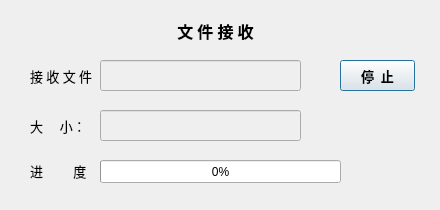
linyisan/pyqt_chatroom, file client/ui/filedowndlg.ui: the form before one commit.
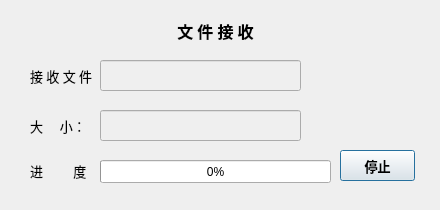
The form after the commit.

Patch:
```diff
--- a/client/ui/filedowndlg.ui
+++ b/client/ui/filedowndlg.ui
@@ -18,7 +18,7 @@
     <rect>
      <x>100</x>
      <y>160</y>
-     <width>241</width>
+     <width>231</width>
      <height>23</height>
     </rect>
    </property>
@@ -26,27 +26,6 @@
     <number>0</number>
    </property>
   </widget>
-  <widget class="QPushButton" name="cntClosePushButton">
-   <property name="geometry">
-    <rect>
-     <x>340</x>
-     <y>60</y>
-     <width>75</width>
-     <height>31</height>
-    </rect>
-   </property>
-   <property name="font">
-    <font>
-     <family>微软雅黑</family>
-     <pointsize>10</pointsize>
-     <weight>75</weight>
-     <bold>true</bold>
-    </font>
-   </property>
-   <property name="text">
-    <string>停  止</string>
-   </property>
-  </widget>
   <widget class="QLabel" name="label">
    <property name="geometry">
     <rect>
@@ -203,6 +182,27 @@
     <set>Qt::AlignLeading|Qt::AlignLeft|Qt::AlignVCenter</set>
    </property>
   </widget>
+  <widget class="QPushButton" name="recvStopPushButton">
+   <property name="geometry">
+    <rect>
+     <x>340</x>
+     <y>150</y>
+     <width>75</width>
+     <height>31</height>
+    </rect>
+   </property>
+   <property name="font">
+    <font>
+     <family>微软雅黑</family>
+     <pointsize>10</pointsize>
+     <weight>75</weight>
+     <bold>true</bold>
+    </font>
+   </property>
+   <property name="text">
+    <string>停止</string>
+   </property>
+  </widget>
  </widget>
  <resources/>
  <connections/>
```
